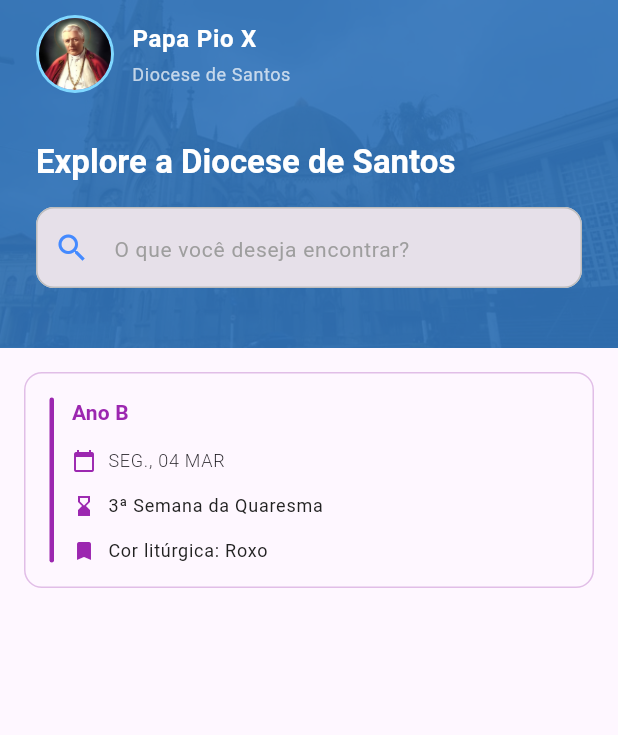
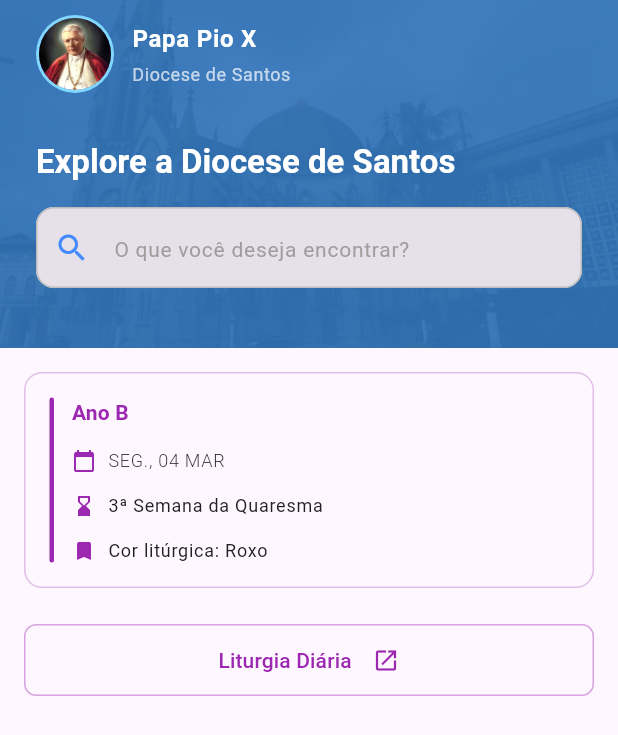
Before and after one commit to Diocese-Santos/Diocese-App, a Flutter app: the HomePage screen opened by its route, on a phone screen of 412 x 824 dp. Shown: the top 735 px of the screen. Run offline on Flutter 3.47's test engine with Material 3 defaults, Android fonts, the phone set to English and light mode, and no system bars; our stand-ins replace flutter_dotenv, gap, go_router, rxdart; missing offline and left inert: segment_analytics; Roboto replaces fonts that are missing (Montserrat).

Commit message:
feat(home): add DailyLiturgy widget and integrate into HomePage

```diff
--- a/lib/ui/core/themes/theme.dart
+++ b/lib/ui/core/themes/theme.dart
@@ -33,6 +33,7 @@ abstract final class AppTheme {
 
   static OutlinedButtonThemeData outlinedButtonStyle = OutlinedButtonThemeData(
     style: ButtonStyle(
+      fixedSize: WidgetStateProperty.all(const Size(double.infinity, 48)),
       foregroundColor: WidgetStateProperty.all(Colors.blue),
       side: WidgetStateProperty.all(BorderSide(color: Colors.blue)),
       shape: WidgetStateProperty.all(
--- a/lib/ui/pages/home/home_page.dart
+++ b/lib/ui/pages/home/home_page.dart
@@ -1,4 +1,5 @@
 import 'package:diocese_santos/presentation/presenters/home_presenter.dart';
+import 'package:diocese_santos/ui/pages/home/widgets/daily_liturgy.dart';
 import 'package:diocese_santos/ui/pages/home/widgets/liturgical_informations.dart';
 import 'package:diocese_santos/ui/widgets/header.dart';
 import 'package:diocese_santos/ui/widgets/page_container.dart';
@@ -73,7 +74,9 @@ class _HomePageState extends State<HomePage> {
           date: widget.presenter.liturgicalDate,
           week: widget.presenter.liturgicalWeek,
           color: widget.presenter.liturgicalColor,
-        )
+        ),
+        Gap(8),
+        DailyLiturgy(),
       ],
     );
   }
--- /dev/null
+++ b/lib/ui/pages/home/widgets/daily_liturgy.dart
@@ -0,0 +1,48 @@
+import 'package:flutter/material.dart';
+import 'package:gap/gap.dart';
+import 'package:url_launcher/url_launcher.dart';
+
+final Uri _url = Uri.parse('https://liturgia.cancaonova.com/pb/');
+Future<void> _launchUrl() async {
+  if (!await launchUrl(_url)) {
+    throw Exception('Could not launch $_url');
+  }
+}
+
+class DailyLiturgy extends StatelessWidget {
+  const DailyLiturgy({super.key});
+
+  @override
+  Widget build(BuildContext context) {
+    return Padding(
+      padding: const EdgeInsets.symmetric(horizontal: 16.0),
+      child: OutlinedButton(
+        onPressed: _launchUrl,
+        style: OutlinedButton.styleFrom(
+          shape: RoundedRectangleBorder(
+            borderRadius: BorderRadius.circular(8),
+          ),
+          side: BorderSide(
+            color: Colors.purple.withAlpha((0.4 * 255).toInt()),
+          ),
+        ),
+        child: Row(
+          mainAxisAlignment: MainAxisAlignment.center,
+          children: [
+            Text(
+              'Liturgia Diária',
+              style: Theme.of(context).textTheme.titleSmall!.copyWith(
+                    color: Colors.purple,
+                  ),
+            ),
+            Gap(14),
+            Icon(
+              Icons.open_in_new,
+              color: Colors.purple,
+            ),
+          ],
+        ),
+      ),
+    );
+  }
+}
```
